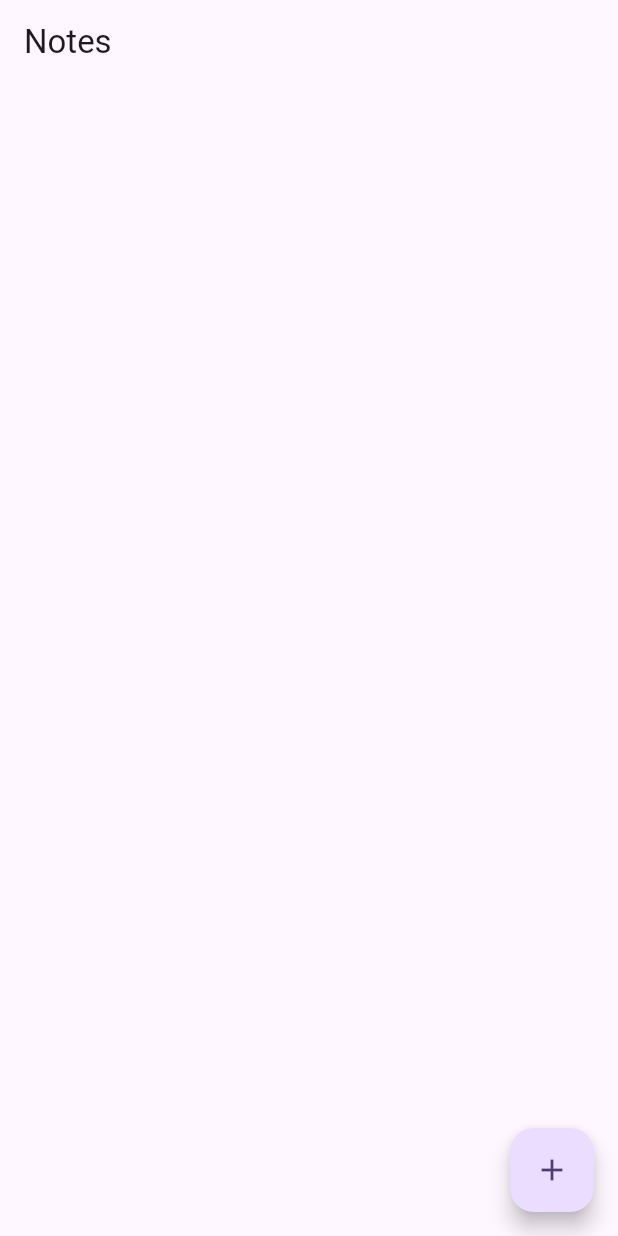
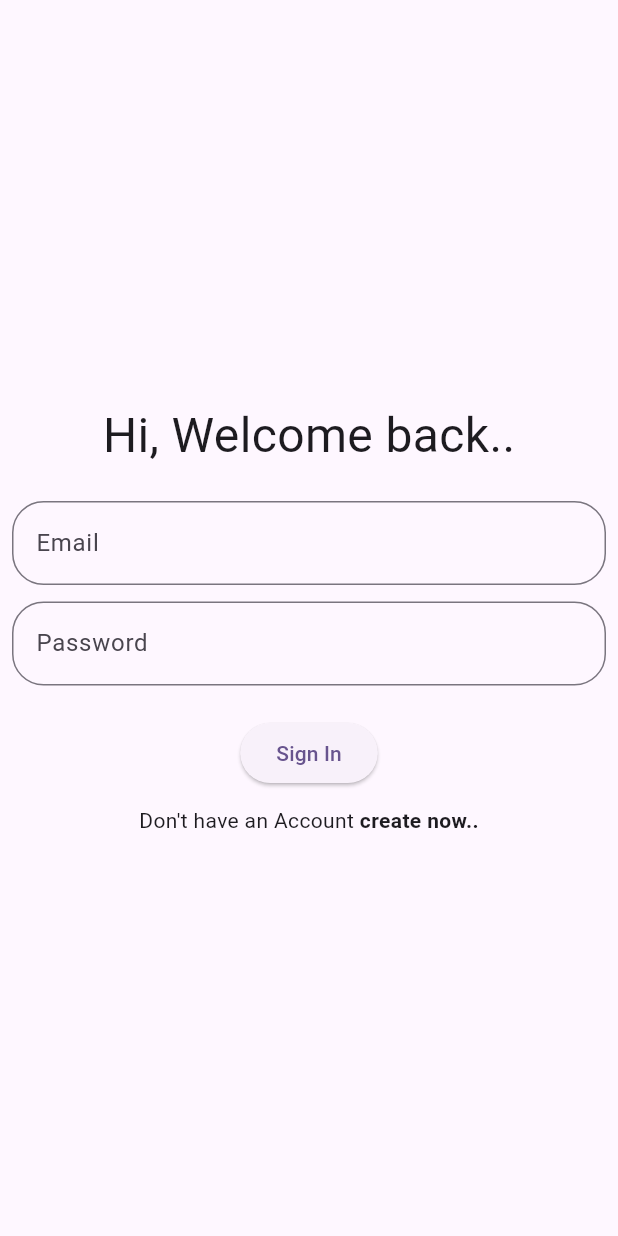
Before and after one commit to raunak2909/firebase_70, a Flutter app: the screen it shows after launch, on a phone screen of 412 x 824 dp. Run offline on Flutter 3.47's test engine with Material 3 defaults, Android fonts, the phone set to English and light mode, and no system bars; our stand-ins replace cloud_firestore, firebase_auth, firebase_core, shared_preferences; accounts and stored records are empty.

Commit message:
Firestore update delete, Email auth implemented

```diff
--- a/lib/main.dart
+++ b/lib/main.dart
@@ -1,4 +1,6 @@
 import 'package:firebase_70/firebase_options.dart';
+import 'package:firebase_70/user_onboarding/login_page.dart';
+import 'package:firebase_70/user_onboarding/sign_up_page.dart';
 import 'package:firebase_core/firebase_core.dart';
 import 'package:flutter/material.dart';
 
@@ -22,7 +24,7 @@ class MyApp extends StatelessWidget {
         colorScheme: ColorScheme.fromSeed(seedColor: Colors.deepPurple),
         useMaterial3: true,
       ),
-      home: HomePage(),
+      home: LoginPage(),
     );
   }
 }
--- /dev/null
+++ b/lib/user_onboarding/login_page.dart
@@ -0,0 +1,107 @@
+import 'package:cloud_firestore/cloud_firestore.dart';
+import 'package:firebase_70/home_page.dart';
+import 'package:firebase_70/user_onboarding/sign_up_page.dart';
+import 'package:firebase_auth/firebase_auth.dart';
+import 'package:flutter/material.dart';
+import 'package:shared_preferences/shared_preferences.dart';
+
+class LoginPage extends StatefulWidget {
+  static final String PREF_USER_ID = "userId";
+  const LoginPage({super.key});
+
+  @override
+  State<LoginPage> createState() => _LoginPageState();
+}
+
+class _LoginPageState extends State<LoginPage> {
+  var emailController = TextEditingController();
+  var passController = TextEditingController();
+
+
+
+  @override
+  Widget build(BuildContext context) {
+    return Scaffold(
+      body: Padding(
+        padding: const EdgeInsets.all(8.0),
+        child: Column(
+          mainAxisAlignment: MainAxisAlignment.center,
+          children: [
+            Text(
+              'Hi, Welcome back..',
+              style: TextStyle(fontSize: 32),
+            ),
+            SizedBox(
+              height: 21,
+            ),
+            TextField(
+              controller: emailController,
+              decoration: InputDecoration(
+                  label: Text('Email'),
+                  hintText: "Enter Email here..",
+                  border: OutlineInputBorder(
+                      borderRadius: BorderRadius.circular(21))),
+            ),
+            SizedBox(
+              height: 11,
+            ),
+            TextField(
+              controller: passController,
+              decoration: InputDecoration(
+                  label: Text('Password'),
+                  hintText: "Enter Password here..",
+                  border: OutlineInputBorder(
+                      borderRadius: BorderRadius.circular(21))),
+            ),
+            SizedBox(
+              height: 21,
+            ),
+            ElevatedButton(
+                onPressed: () async {
+                  var mAuth = FirebaseAuth.instance;
+                  try {
+                    var userCred = await mAuth.signInWithEmailAndPassword(
+                        email: emailController.text.toString(),
+                        password: passController.text.toString());
+
+                    var prefs = await SharedPreferences.getInstance();
+                    prefs.setString(LoginPage.PREF_USER_ID, userCred.user!.uid);
+
+                    Navigator.pushReplacement(context, MaterialPageRoute(builder: (context) => HomePage(),));
+
+                  } on FirebaseAuthException catch (e) {
+                    print("Invalid Credentials!!");
+                  } catch (e) {
+                    print("No Internet Connection..");
+                  }
+                },
+                child: Text('Sign In')),
+            SizedBox(
+              height: 11,
+            ),
+            Row(
+              mainAxisAlignment: MainAxisAlignment.center,
+              children: [
+                Text(
+                  'Don\'t have an Account',
+                ),
+                InkWell(
+                    onTap: () {
+                      Navigator.push(
+                          context,
+                          MaterialPageRoute(
+                            builder: (context) => SignUpPage(),
+                          ));
+                    },
+                    child: Text(
+                      ' create now..',
+                      style: TextStyle(fontWeight: FontWeight.bold),
+                    )),
+              ],
+            )
+          ],
+        ),
+      ),
+    );
+  }
+}
--- a/pubspec.yaml
+++ b/pubspec.yaml
@@ -37,6 +37,8 @@ dependencies:
   cupertino_icons: ^1.0.2
   firebase_core: ^2.24.2
   cloud_firestore: ^4.14.0
+  firebase_auth: ^4.16.0
+  shared_preferences: ^2.2.2
 
 dev_dependencies:
   flutter_test:
```
Also changed, not shown: lib/home_page.dart (+93 -19 lines), lib/user_onboarding/sign_up_page.dart (added, +111 -0 lines), pubspec.lock, 3 other files.
